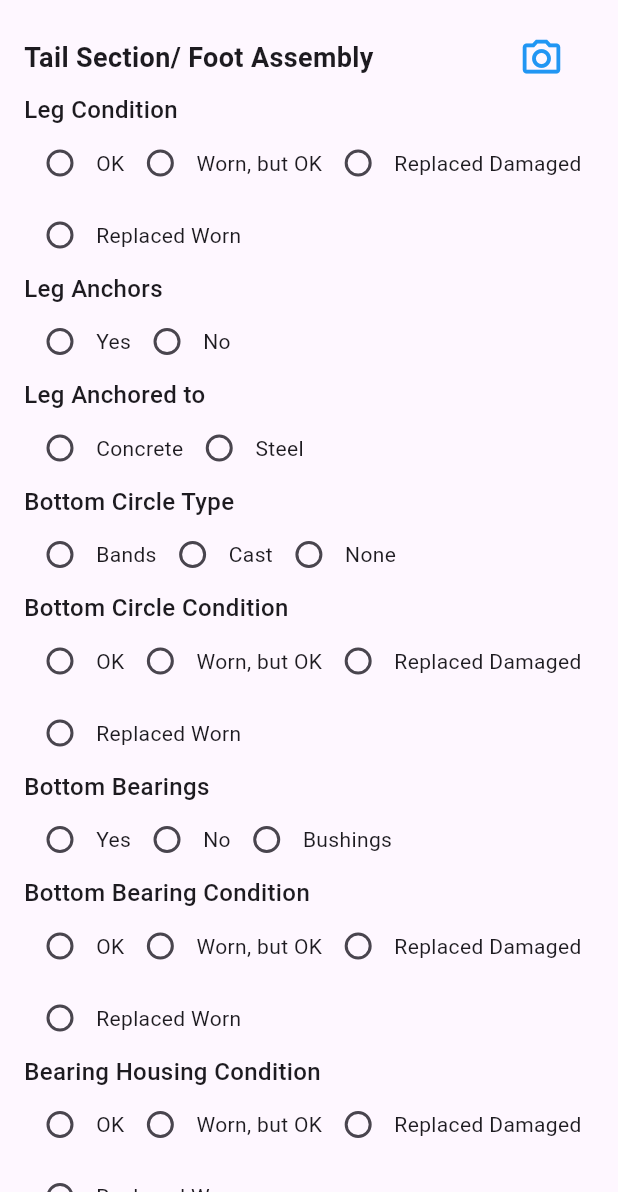
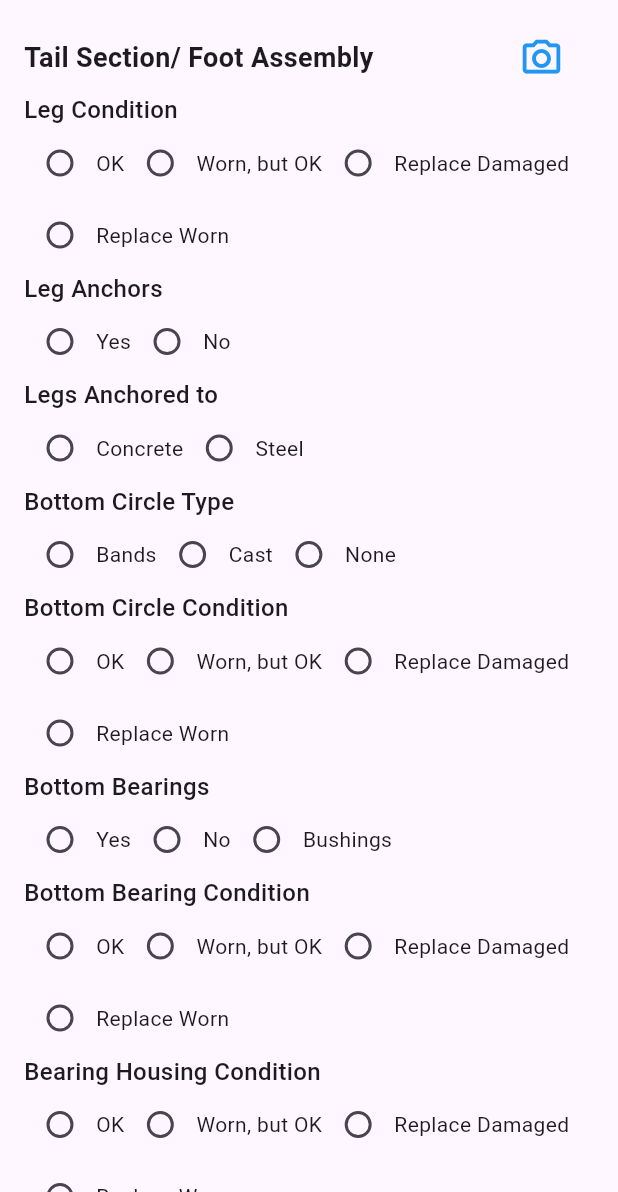
Before and after one commit to Janus-Solutions-Group/permatronics-e2e, a Flutter app: the BeltAnnualPage screen opened directly, swiped to page 2, on a phone screen of 412 x 824 dp, the part 44-1236 px from its top. Run offline on Flutter 3.47's test engine with Material 3 defaults, Android fonts, the phone set to English and light mode, and no system bars; our stand-ins replace dropdown_search, image_picker, open_file, pdf, permission_handler; missing offline and left inert: gal, syncfusion_flutter_pdf; accounts and stored records are empty.

Commit message:
typo corrections

```diff
--- a/lib/feature/belt/annual/widget/belting.dart
+++ b/lib/feature/belt/annual/widget/belting.dart
@@ -83,7 +83,7 @@ class Belting extends StatelessWidget {
               values: const ['Good', 'Needs to be adjusted'],
               onChangeValue: (value) {},
             ),
-            CustomTextField(title: 'Belt Condition Commnets:'),
+            CustomTextField(title: 'Belt Condition Comments:'),
             Row(
               mainAxisAlignment: MainAxisAlignment.spaceBetween,
               children: [
--- a/lib/feature/belt/annual/widget/bottom_landing_hood.dart
+++ b/lib/feature/belt/annual/widget/bottom_landing_hood.dart
@@ -22,12 +22,7 @@ class BottomLandingHood extends StatelessWidget {
             FormHeaderTitle(title: "BOTTOM LANDING HOOD"),
             CustomRadioTile(
               title: 'Type of Hood',
-              values: const [
-                "Stationary",
-                "Moveable",
-                "Moverable Mini",
-                'None'
-              ],
+              values: const ["Stationary", "Moveable", "Moveable Mini", 'None'],
               onChangeValue: (value) {},
             ),
             CustomRadioTile(
@@ -83,7 +78,7 @@ class BottomLandingHood extends StatelessWidget {
               values: const [
                 'OK',
                 'Damaged, but OK',
-                'Replaced Damaged',
+                'Replace Damaged',
                 'Replace Worn'
               ],
               onChangeValue: (value) {},
--- a/lib/feature/belt/annual/widget/bottom_landing_safeties.dart
+++ b/lib/feature/belt/annual/widget/bottom_landing_safeties.dart
@@ -77,7 +77,7 @@ class BottomLandingSafeties extends StatelessWidget {
               title: "Condition:",
               values: const [
                 'OK',
-                'Inoperative',
+                'Inoperable',
                 'Replace Switch',
                 'Replace Whole Assembly'
               ],
--- a/lib/feature/belt/annual/widget/drive_assembly.dart
+++ b/lib/feature/belt/annual/widget/drive_assembly.dart
@@ -33,7 +33,7 @@ class DriveAssembly extends StatelessWidget {
                 'Worn, but OK',
                 'Replace',
                 'Damaged',
-                'Replaced Worn'
+                'Replace Worn'
               ],
               onChangeValue: (value) {},
             ),
--- a/lib/feature/belt/annual/widget/intermediate_landing.dart
+++ b/lib/feature/belt/annual/widget/intermediate_landing.dart
@@ -208,7 +208,7 @@ class IntermediateLanding extends StatelessWidget {
               values: ['Humphrey'],
               onChangeValue: (value) {},
             ),
-            CustomTextField(title: 'Distance Between Ropw Guides'),
+            CustomTextField(title: 'Distance Between Rope Guides'),
             CustomRadioTile(
               title: 'Condition:',
               values: ['OK', 'Replace Damaged', 'Replace Worn'],
--- a/lib/feature/belt/annual/widget/load_test.dart
+++ b/lib/feature/belt/annual/widget/load_test.dart
@@ -26,7 +26,7 @@ class LoadTest extends StatelessWidget {
                 values: ['Pass', 'Fail'],
                 onChangeValue: (value) {}),
             CustomTextField(title: 'Weight Used'),
-            CustomTextField(title: 'Stopping Distnace'),
+            CustomTextField(title: 'Stopping Distance'),
             CustomTextField(title: 'Belt Manlift Speed: FPM (Feet Per Minute)'),
             Row(
               mainAxisAlignment: MainAxisAlignment.spaceBetween,
--- a/lib/feature/belt/annual/widget/steps.dart
+++ b/lib/feature/belt/annual/widget/steps.dart
@@ -82,7 +82,7 @@ class Steps extends StatelessWidget {
               values: const [
                 'L-75 Flanged Cast',
                 'L-75N Flanged Nylatron',
-                'L-69 Rubber'
+                'L-69V Rubber'
               ],
               onChangeValue: (value) {},
             ),
--- a/lib/feature/belt/annual/widget/tail_section.dart
+++ b/lib/feature/belt/annual/widget/tail_section.dart
@@ -23,8 +23,8 @@ class TailSection extends StatelessWidget {
             values: const [
               "OK",
               "Worn, but OK",
-              "Replaced Damaged",
-              "Replaced Worn"
+              "Replace Damaged",
+              "Replace Worn"
             ],
             onChangeValue: (value) {},
           ),
@@ -34,7 +34,7 @@ class TailSection extends StatelessWidget {
             onChangeValue: (value) {},
           ),
           CustomRadioTile(
-            title: "Leg Anchored to",
+            title: "Legs Anchored to",
             values: const ['Concrete', 'Steel'],
             onChangeValue: (value) {},
           ),
@@ -48,8 +48,8 @@ class TailSection extends StatelessWidget {
             values: const [
               "OK",
               "Worn, but OK",
-              "Replaced Damaged",
-              "Replaced Worn"
+              "Replace Damaged",
+              "Replace Worn"
             ],
             onChangeValue: (value) {},
           ),
@@ -63,8 +63,8 @@ class TailSection extends StatelessWidget {
             values: const [
               "OK",
               "Worn, but OK",
-              "Replaced Damaged",
-              "Replaced Worn"
+              "Replace Damaged",
+              "Replace Worn"
             ],
             onChangeValue: (value) {},
           ),
@@ -73,8 +73,8 @@ class TailSection extends StatelessWidget {
             values: const [
               "OK",
               "Worn, but OK",
-              "Replaced Damaged",
-              "Replaced Worn"
+              "Replace Damaged",
+              "Replace Worn"
             ],
             onChangeValue: (value) {
               // bearingHousingCondition = value;
@@ -87,8 +87,8 @@ class TailSection extends StatelessWidget {
             values: const [
               "OK",
               "Worn, but OK",
-              "Replaced Damaged",
-              "Replaced Worn"
+              "Replace Damaged",
+              "Replace Worn"
             ],
             onChangeValue: (value) {
               // footShaftCondition = value;
@@ -108,8 +108,8 @@ class TailSection extends StatelessWidget {
             values: const [
               "OK",
               "Worn, but OK",
-              "Replaced Damaged",
-              "Replaced Worn"
+              "Replace Damaged",
+              "Replace Worn"
             ],
             onChangeValue: (value) {
               // footPulleyCondition = value;
@@ -153,7 +153,7 @@ class TailSection extends StatelessWidget {
           ),
           CustomRadioTile(
             title: "Debris Deflector Condition",
-            values: const ["Replace Damaged", "Replaced Worn"],
+            values: const ["Replace Damaged", "Replace Worn"],
             onChangeValue: (value) {
               // debrisDeflectorCondition = value;
             },
@@ -167,7 +167,7 @@ class TailSection extends StatelessWidget {
           ),
           CustomRadioTile(
             title: "Rope Sheaves Condition",
-            values: const ["Replace Damaged", "Replaced Worn"],
+            values: const ["Replace Damaged", "Replace Worn"],
             onChangeValue: (value) {
               // ropeSheavesCondition = value;
             },
@@ -181,7 +181,7 @@ class TailSection extends StatelessWidget {
           ),
           CustomRadioTile(
             title: "Yoke Assembly Condition",
-            values: const ["Replace Damaged", "Replaced Worn"],
+            values: const ["Replace Damaged", "Replace Worn"],
             onChangeValue: (value) {
               // yokeAssemblyConditon = value;
             },
--- a/lib/feature/belt/quarterly/widget/bottom_landing_safeties.dart
+++ b/lib/feature/belt/quarterly/widget/bottom_landing_safeties.dart
@@ -29,7 +29,7 @@ class BottomLandingSafeties extends StatelessWidget {
               title: "Condition:",
               values: const [
                 'OK',
-                'Inoperative',
+                'Inoperable',
                 'Replace Switch',
                 'Replace Whole Assembly'
               ],
@@ -53,7 +53,7 @@ class BottomLandingSafeties extends StatelessWidget {
               title: "Condition:",
               values: const [
                 'OK',
-                'Inoperative',
+                'Inoperable',
                 'Replace Switch',
                 'Replace Whole Assembly'
               ],
@@ -77,7 +77,7 @@ class BottomLandingSafeties extends StatelessWidget {
               title: "Condition:",
               values: const [
                 'OK',
-                'Inoperative',
+                'Inoperable',
                 'Replace Switch',
                 'Replace Whole Assembly'
               ],
--- a/lib/feature/belt/quarterly/widget/drive_assembly.dart
+++ b/lib/feature/belt/quarterly/widget/drive_assembly.dart
@@ -25,8 +25,8 @@ class DriveAssembly extends StatelessWidget {
               values: const [
                 'OK',
                 'Worn, but OK',
-                'replace Damaged',
-                'Replaced Worn'
+                'Replace Damaged',
+                'Replace Worn'
               ],
               onChangeValue: (value) {},
             ),
@@ -40,8 +40,8 @@ class DriveAssembly extends StatelessWidget {
               values: const [
                 'OK',
                 'Worn, but OK',
-                'replace Damaged',
-                'Replaced Worn'
+                'Replace Damaged',
+                'Replace Worn'
               ],
               onChangeValue: (value) {},
             ),
@@ -50,8 +50,8 @@ class DriveAssembly extends StatelessWidget {
               values: const [
                 'OK',
                 'Worn, but OK',
-                'replace Damaged',
-                'Replaced Worn'
+                'Replace Damaged',
+                'Replace Worn'
               ],
               onChangeValue: (value) {},
             ),
@@ -60,8 +60,8 @@ class DriveAssembly extends StatelessWidget {
               values: const [
                 'OK',
                 'Worn, but OK',
-                'replace Damaged',
-                'Replaced Worn'
+                'Replace Damaged',
+                'Replace Worn'
               ],
               onChangeValue: (value) {},
             ),
@@ -93,8 +93,8 @@ class DriveAssembly extends StatelessWidget {
               values: const [
                 'OK',
                 'Worn, but OK',
-                'replace Damaged',
-                'Replaced Worn'
+                'Replace Damaged',
+                'Replace Worn'
               ],
               onChangeValue: (value) {},
             ),
@@ -110,8 +110,8 @@ class DriveAssembly extends StatelessWidget {
               values: const [
                 'OK',
                 'Worn, but OK',
-                'replace Damaged',
-                'Replaced Worn'
+                'Replace Damaged',
+                'Replace Worn'
               ],
               onChangeValue: (value) {},
             ),
@@ -127,8 +127,8 @@ class DriveAssembly extends StatelessWidget {
               values: const [
                 'OK',
                 'Worn, but OK',
-                'replace Damaged',
-                'Replaced Worn'
+                'Replace Damaged',
+                'Replace Worn'
               ],
               onChangeValue: (value) {},
             ),
--- a/lib/feature/cage/annual/widgets/drive_support.dart
+++ b/lib/feature/cage/annual/widgets/drive_support.dart
@@ -124,7 +124,7 @@ class _AnnualCageDriveSupportFormState
           CustomTextField(title: "Traction Sheave & Bushing Size"),
           CustomTextField(title: "Traction Sheave Type"),
           CustomRadioTile(
-            title: 'Tractor Sheave Condition',
+            title: 'Traction Sheave Condition',
             values: const ["OK", "Frozen"],
             onChangeValue: (value) {},
           ),
--- a/lib/feature/cage/annual/widgets/yearly_pit_form.dart
+++ b/lib/feature/cage/annual/widgets/yearly_pit_form.dart
@@ -186,7 +186,7 @@ class _YearlyPitInspectionFormState extends State<YearlyPitInspectionForm> {
             ),
             CustomRadioTile(
               title: "Car Guide Type:",
-              values: const ["Steel", "UHMW Inserts", "Rollers", "Inoperable"],
+              values: const ["Steel", "UHMW Inserts", "Rollers"],
               onChangeValue: (value) {},
             ),
             CustomRadioTile(
@@ -233,7 +233,7 @@ class _YearlyPitInspectionFormState extends State<YearlyPitInspectionForm> {
             ),
             CustomRadioTile(
               title: "CW Guide Type",
-              values: const ["Steel", "UHMW Inserts", "Rollers", "Inoperable"],
+              values: const ["Steel", "UHMW Inserts", "Rollers"],
               onChangeValue: (value) {},
             ),
             CustomRadioTile(
```
Also changed, not shown: lib/feature/belt/annual/widget/top_landing_safeties.dart (+5 -5 lines), lib/feature/belt/quarterly/widget/top_landing_safeties.dart (+5 -5 lines).
